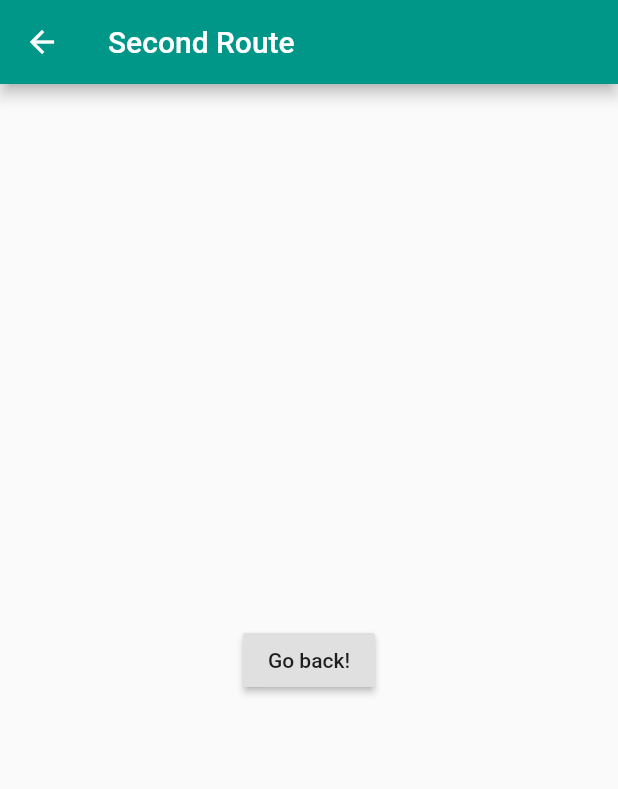
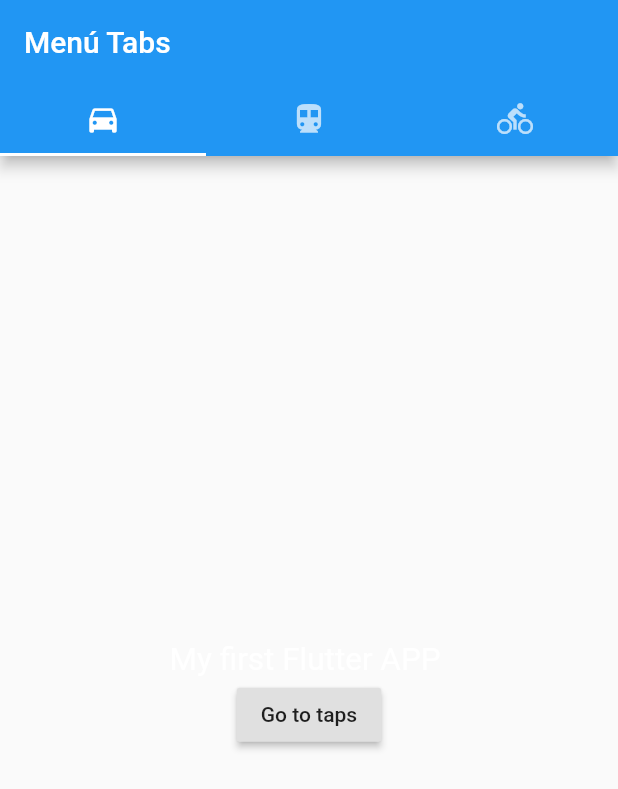
Before and after one commit to lealarcon/first_flutter_app, a Flutter app: the screen it shows after launch, after a tap on "Go to taps", on a phone screen of 412 x 824 dp. Shown: the top 789 px of the screen. Run offline on Flutter 3.47's test engine with Material 2 defaults, Android fonts, the phone set to English and light mode, and no system bars.

Commit message:
Rutas y tabs flutter

```diff
--- a/lib/main.dart
+++ b/lib/main.dart
@@ -7,14 +7,42 @@ void main() => runApp(MaterialApp(
     // When navigating to the "/" route, build the FirstScreen widget.
     '/': (context) => MyApp(),
     // When navigating to the "/second" route, build the SecondScreen widget.
-    '/second': (context) => SecondRoute(),
+    '/second': (context) => TabBarDemo(),
   },
 ));
 
 
+class TabBarDemo extends StatelessWidget {
+  @override
+  Widget build(BuildContext context) {
+    return MaterialApp(
+      home: DefaultTabController(
+        length: 3,
+        child: Scaffold(
+          appBar: AppBar(
+            bottom: TabBar(
+              tabs: [
+                Tab(icon: Icon(Icons.directions_car)),
+                Tab(icon: Icon(Icons.directions_transit)),
+                Tab(icon: Icon(Icons.directions_bike)),
+              ],
+            ),
+            title: Text('Menú Tabs'),
+          ),
+          body: TabBarView(
+            children: [
+              FirstTab(),
+              Icon(Icons.directions_transit),
+              Icon(Icons.directions_bike),
+            ],
+          ),
+        ),
+      ),
+    );
+  }
+}
 
-
-class SecondRoute extends StatelessWidget {
+class TabsRoute extends StatelessWidget {
   @override
   Widget build(BuildContext context) {
     return Scaffold(
@@ -34,13 +62,10 @@ class SecondRoute extends StatelessWidget {
   }
 }
 
-
-
-
 class MyApp extends StatelessWidget {
   @override
   Widget build(BuildContext context) {
-    double c_width = MediaQuery.of(context).size.width*0.5;
+    double c_width = MediaQuery.of(context).size.width*0.8;
 
     return Container(
       padding: EdgeInsets.all(16.0),
@@ -51,13 +76,13 @@ class MyApp extends StatelessWidget {
         child: new Column(
           mainAxisAlignment: MainAxisAlignment.center,
           children: <Widget>[
-            Text("My first Flutter APP ", style: TextStyle(fontSize:12, color: Color(0xFFffffff),decoration: TextDecoration.none)),
+            Text("My first Flutter APP ", style: TextStyle(fontSize:21, color: Color(0xFFffffff),decoration: TextDecoration.none)),
             RaisedButton(
                 child: Text('Go to taps'),
                 onPressed: () {
                   Navigator.push(
                     context,
-                    MaterialPageRoute(builder: (context) => SecondRoute()),
+                    MaterialPageRoute(builder: (context) => TabBarDemo()),
                   );
                 })
           ],
@@ -67,3 +92,31 @@ class MyApp extends StatelessWidget {
 
   }
 }
+
+class FirstTab extends StatelessWidget {
+  @override
+  Widget build(BuildContext context) {
+
+    return Container(
+      padding: EdgeInsets.all(16.0),
+      child: Directionality(
+        textDirection: TextDirection.ltr,
+        child: new Column(
+          mainAxisAlignment: MainAxisAlignment.center,
+          children: <Widget>[
+            Text("My first Flutter APP ", style: TextStyle(fontSize:21, color: Color(0xFFffffff),decoration: TextDecoration.none)),
+            RaisedButton(
+                child: Text('Go to taps'),
+                onPressed: () {
+                  Navigator.push(
+                    context,
+                    MaterialPageRoute(builder: (context) => MyApp()),
+                  );
+                })
+          ],
+        ),
+      ),
+    );
+
+  }
+  }
```
